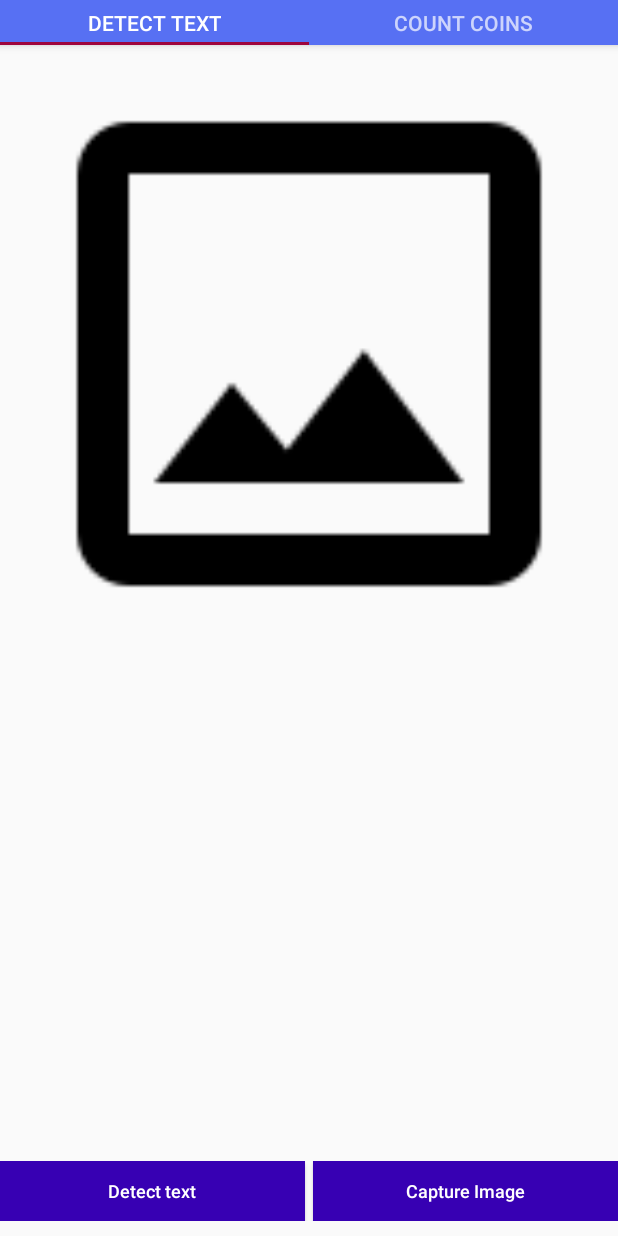
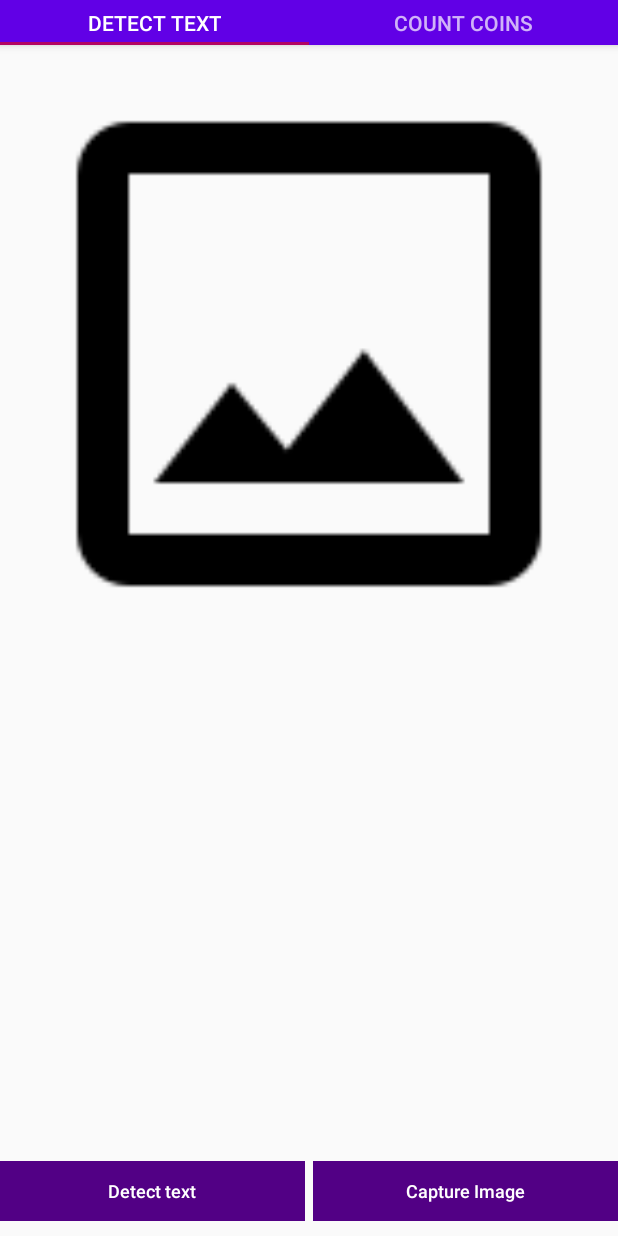
Before and after one commit to Barteq3012/CountCoins, an Android app: the screen it shows after launch (MainActivity), on a phone screen of 412 x 824 dp. Run offline under Robolectric (Android 15) with nearby library versions, the phone set to English and light mode, and no system bars; our stand-ins replace ButterKnife; libraries missing offline, so code that uses them is left out: com.google.firebase.ml, com.karumi.dexter, com.yalantis.ucrop; pictures from the network do not load.

Commit message:
usunięcie zbędnego kodu, optymalizacja

```diff
--- a/app/src/main/java/info/androidhive/imagepicker/DetectTextFragment.java
+++ b/app/src/main/java/info/androidhive/imagepicker/DetectTextFragment.java
@@ -9,13 +9,11 @@ import android.graphics.Bitmap;
 import android.net.Uri;
 import android.os.Bundle;
 import android.provider.MediaStore;
-import android.provider.Settings;
 import android.support.annotation.NonNull;
 import android.support.annotation.Nullable;
 import android.support.design.widget.FloatingActionButton;
 import android.support.v4.app.Fragment;
 import android.support.v4.content.ContextCompat;
-import android.support.v7.app.AlertDialog;
 import android.text.method.ScrollingMovementMethod;
 import android.util.Log;
 import android.view.LayoutInflater;
@@ -25,31 +23,21 @@ import android.widget.Button;
 import android.widget.ImageView;
 import android.widget.TextView;
 import android.widget.Toast;
-import com.google.android.gms.tasks.OnFailureListener;
-import com.google.android.gms.tasks.OnSuccessListener;
 import com.google.firebase.ml.vision.FirebaseVision;
 import com.google.firebase.ml.vision.common.FirebaseVisionImage;
 import com.google.firebase.ml.vision.text.FirebaseVisionText;
 import com.google.firebase.ml.vision.text.FirebaseVisionTextDetector;
 import java.io.IOException;
 import java.util.List;
-import info.androidhive.imagepicker.ui.main.PageViewModel;
-
 
 public class DetectTextFragment extends Fragment {
-    private static final String ARG_SECTION_NUMBER = "section_number";
-    private PageViewModel pageViewModel;
-
-    private static final String TAG = DetectText.class.getSimpleName();
     public static final int REQUEST_IMAGE = 100;
-    static final int REQUEST_IMAGE_CAPTURE = 1;
     Button detectTextButton;
     Button captureImageButton;
     Bitmap imageBitmap;
     TextView textView;
     ImageView selected_image;
     FloatingActionButton copyButton;
-
 
     @Override
     public View onCreateView(
@@ -68,28 +56,15 @@ public class DetectTextFragment extends Fragment {
     public void onActivityCreated(Bundle savedInstanceState) {
         super.onActivityCreated(savedInstanceState);
 
-        detectTextButton.setOnClickListener(new View.OnClickListener() {
-            @Override
-            public void onClick(View view) {
-                detectTextFromImage();
-            }
-        });
+        detectTextButton.setOnClickListener(view -> detectTextFromImage());
 
-        captureImageButton.setOnClickListener(new View.OnClickListener() {
-            @Override
-            public void onClick(View view) {
-                onCaptureImageButtonClick();
-            }
-        });
+        captureImageButton.setOnClickListener(view -> onCaptureImageButtonClick());
 
-        copyButton.setOnClickListener(new View.OnClickListener() {
-            @Override
-            public void onClick(View view) {
+        copyButton.setOnClickListener(view -> {
             ClipboardManager clipboard = (ClipboardManager) getContext().getSystemService(Context.CLIPBOARD_SERVICE);
             ClipData clip = ClipData.newPlainText("whatever", textView.getText().toString());
             clipboard.setPrimaryClip(clip);
             Toast.makeText(getActivity(), "Text has been copied", Toast.LENGTH_SHORT).show();
-            }
         });
 
         textView.setMovementMethod(new ScrollingMovementMethod());
@@ -101,7 +76,7 @@ public class DetectTextFragment extends Fragment {
     }
 
     private void loadImage(String url) {
-        Log.d(TAG, "Image cache path: " + url);
+        Log.d("myTag", "Image cache path: " + url);
 
         GlideApp.with(this).load(url).into(selected_image);
 
@@ -223,17 +198,10 @@ public class DetectTextFragment extends Fragment {
         }
         FirebaseVisionImage firebaseVisionImage = FirebaseVisionImage.fromBitmap(imageBitmap);
         FirebaseVisionTextDetector firebaseVisionTextDetector = FirebaseVision.getInstance().getVisionTextDetector();
-        firebaseVisionTextDetector.detectInImage(firebaseVisionImage).addOnSuccessListener(new OnSuccessListener<FirebaseVisionText>() {
-            @Override
-            public void onSuccess(FirebaseVisionText firebaseVisionText) {
-                displayTextFromImage(firebaseVisionText);
-            }
-        }).addOnFailureListener(new OnFailureListener() {
-            @Override
-            public void onFailure(@NonNull Exception e) {
+        firebaseVisionTextDetector.detectInImage(firebaseVisionImage).addOnSuccessListener(
+                this::displayTextFromImage).addOnFailureListener(e -> {
             Toast.makeText(getActivity(), "Error: " + e.getMessage(), Toast.LENGTH_SHORT).show();
             Log.d("Error: " , e.getMessage());
-            }
         });
     }
 
@@ -242,6 +210,7 @@ public class DetectTextFragment extends Fragment {
         copyButton.hide();
         if (blockList.size() == 0){
             Toast.makeText(getActivity(), "No Text Found in image", Toast.LENGTH_SHORT).show();
+            textView.setText("");
         } else {
             copyButton.show();
             String text = "";
--- a/app/src/main/java/info/androidhive/imagepicker/ImagePickerActivity.java
+++ b/app/src/main/java/info/androidhive/imagepicker/ImagePickerActivity.java
@@ -243,10 +243,7 @@ public class ImagePickerActivity extends AppCompatActivity {
         return name;
     }
 
-    /**
-     * Calling this will delete the images from cache directory
-     * useful to clear some memory
-     */
+    //Calling this will delete the images from cache directory
     public static void clearCache(Context context) {
         File path = new File(context.getExternalCacheDir(), "camera");
         if (path.exists() && path.isDirectory()) {
--- a/app/src/main/java/info/androidhive/imagepicker/MainActivity.java
+++ b/app/src/main/java/info/androidhive/imagepicker/MainActivity.java
@@ -1,85 +1,23 @@
 package info.androidhive.imagepicker;
 
-import android.Manifest;
-import android.app.Activity;
-import android.content.Intent;
-import android.graphics.Bitmap;
-import android.net.Uri;
 import android.os.Bundle;
-import android.provider.MediaStore;
-import android.provider.Settings;
-import android.support.annotation.NonNull;
-import android.support.annotation.Nullable;
-import android.support.design.widget.FloatingActionButton;
-import android.support.design.widget.Snackbar;
 import android.support.design.widget.TabLayout;
-import android.support.v4.content.ContextCompat;
 import android.support.v4.view.ViewPager;
-import android.support.v7.app.AlertDialog;
 import android.support.v7.app.AppCompatActivity;
-import android.support.v7.widget.Toolbar;
-import android.text.method.ScrollingMovementMethod;
-import android.util.Log;
-import android.view.View;
-import android.view.Window;
-import android.view.WindowManager;
-import android.widget.Button;
-import android.widget.ImageView;
-import android.widget.TextView;
-import android.widget.Toast;
-import com.google.android.gms.tasks.OnFailureListener;
-import com.google.android.gms.tasks.OnSuccessListener;
-import com.google.firebase.ml.vision.FirebaseVision;
-import com.google.firebase.ml.vision.common.FirebaseVisionImage;
-import com.google.firebase.ml.vision.text.FirebaseVisionText;
-import com.google.firebase.ml.vision.text.FirebaseVisionTextDetector;
-import com.karumi.dexter.Dexter;
-import com.karumi.dexter.MultiplePermissionsReport;
-import com.karumi.dexter.PermissionToken;
-import com.karumi.dexter.listener.PermissionRequest;
-import com.karumi.dexter.listener.multi.MultiplePermissionsListener;
-
-import org.opencv.android.OpenCVLoader;
-
-import java.io.IOException;
-import java.util.List;
-import butterknife.BindView;
 import butterknife.ButterKnife;
-import butterknife.OnClick;
 import info.androidhive.imagepicker.ui.main.SectionsPagerAdapter;
 
 public class MainActivity extends AppCompatActivity {
-    private static final String TAG = MainActivity.class.getSimpleName();
-    public static final int REQUEST_IMAGE = 100;
-    static final int REQUEST_IMAGE_CAPTURE = 1;
-    Button detectTextButton;
-    Bitmap imageBitmap;
-    TextView textView;
-
     @Override
     protected void onCreate(Bundle savedInstanceState) {
         super.onCreate(savedInstanceState);
         setContentView(R.layout.activity_main);
-
         ButterKnife.bind(this);
         SectionsPagerAdapter sectionsPagerAdapter = new SectionsPagerAdapter(this, getSupportFragmentManager());
         ViewPager viewPager = findViewById(R.id.view_pager);
         viewPager.setAdapter(sectionsPagerAdapter);
         TabLayout tabs = findViewById(R.id.tabs);
         tabs.setupWithViewPager(viewPager);
-
-        /*
-        if(OpenCVLoader.initDebug()){
-            Toast.makeText(getApplicationContext(), "working", Toast.LENGTH_SHORT).show();
-        } else {
-            Toast.makeText(getApplicationContext(), "not working :(", Toast.LENGTH_SHORT).show();
-        }
-*/
-
         ImagePickerActivity.clearCache(this);
-
     }
-
-
-
 }
--- a/app/src/main/java/info/androidhive/imagepicker/ui/main/SectionsPagerAdapter.java
+++ b/app/src/main/java/info/androidhive/imagepicker/ui/main/SectionsPagerAdapter.java
@@ -1,8 +1,6 @@
 package info.androidhive.imagepicker.ui.main;
 
-import android.app.Activity;
 import android.content.Context;
-import android.content.Intent;
 import android.support.annotation.Nullable;
 import android.support.annotation.StringRes;
 import android.support.v4.app.Fragment;
@@ -10,7 +8,6 @@ import android.support.v4.app.FragmentManager;
 import android.support.v4.app.FragmentPagerAdapter;
 
 import info.androidhive.imagepicker.CountCoinsFragment;
-import info.androidhive.imagepicker.DetectText;
 import info.androidhive.imagepicker.DetectTextFragment;
 import info.androidhive.imagepicker.R;
 
--- a/app/src/main/res/layout/detect_text.xml
+++ b/app/src/main/res/layout/detect_text.xml
@@ -44,11 +44,12 @@
                 android:layout_width="0dp"
                 android:layout_height="wrap_content"
                 android:layout_weight="1"
-                android:background="@color/design_default_color_primary_dark"
+                android:background="@color/button"
                 android:text="@string/detect_text"
                 android:textAllCaps="false"
                 android:textColor="@android:color/white"
-                android:textSize="12sp" />
+                android:textSize="12sp"
+                style="?android:attr/buttonBarButtonStyle" />
 
             <Button
                 android:id="@+id/captureImageButtonId"
@@ -56,11 +57,13 @@
                 android:layout_height="wrap_content"
                 android:layout_marginLeft="5dp"
                 android:layout_weight="1"
-                android:background="@color/design_default_color_primary_dark"
+                android:background="@color/button"
                 android:text="@string/capture_image"
                 android:textAllCaps="false"
                 android:textColor="@android:color/white"
-                android:textSize="12sp" />
+                android:textSize="12sp"
+                android:layout_marginStart="5dp"
+                style="?android:attr/buttonBarButtonStyle" />
         </LinearLayout>
 
         <android.support.constraint.ConstraintLayout
@@ -78,8 +81,7 @@
                 android:src="@drawable/outline_image_black_48"
                 app:layout_constraintDimensionRatio="1:1"
                 tools:ignore="MissingConstraints"
-
-                />
+                android:contentDescription="@string/todo" />
 
             <android.support.design.widget.FloatingActionButton
                 android:id="@+id/copyTextButton"
@@ -94,7 +96,8 @@
                 app:layout_constraintStart_toStartOf="parent"
                 app:layout_constraintTop_toTopOf="parent"
                 app:layout_constraintVertical_bias="0.955"
-                android:focusable="true" />
+                android:focusable="true"
+                android:contentDescription="@string/todo" />
 
         </android.support.constraint.ConstraintLayout>
 
--- a/app/src/main/res/values/colors.xml
+++ b/app/src/main/res/values/colors.xml
@@ -1,13 +1,9 @@
 <?xml version="1.0" encoding="utf-8"?>
 <resources>
-    <color name="colorPrimary">#5770f3</color>
-    <color name="colorPrimaryDark">#5770f3</color>
-    <color name="colorAccent">#9E053D</color>
-    <color name="gradient_start">#5770f3</color>
-    <color name="gradient_end">#8e5aeb</color>
-    <color name="profile_desc">#D1D1FF</color>
-    <color name="bg_meta_container">#000000</color>
-    <color name="profile_default_tint">#400080</color>
+    <color name="colorPrimary">#6100E6</color>
+    <color name="colorPrimaryDark">#000000</color>
+    <color name="colorAccent">#B10463</color>
+    <color name="button">#520085</color>
     <color name="black">#000000</color>
     <color name="white">#FFFFFF</color>
 
--- a/app/src/main/res/values/dimens.xml
+++ b/app/src/main/res/values/dimens.xml
@@ -1,16 +1,12 @@
 <resources>
     <dimen name="fab_margin">16dp</dimen>
-    <dimen name="toolbar_profile_width">90dp</dimen>
     <dimen name="dimen_20dp">20dp</dimen>
     <dimen name="activity_padding">16dp</dimen>
-    <dimen name="profile_title">23dp</dimen>
-    <dimen name="profile_desc">13dp</dimen>
     <dimen name="meta_count">20dp</dimen>
     <dimen name="meta_label">12dp</dimen>
     <dimen name="dimen_40dp">40dp</dimen>
     <dimen name="ic_plus_width">28dp</dimen>
     <dimen name="tool_bar_dimen">0dp</dimen>
-    <!-- Default screen margins, per the Android Design guidelines. -->
     <dimen name="activity_horizontal_margin">16dp</dimen>
     <dimen name="activity_vertical_margin">16dp</dimen>
     <dimen name="appbar_padding">16dp</dimen>
--- a/app/src/main/res/values/strings.xml
+++ b/app/src/main/res/values/strings.xml
@@ -10,18 +10,19 @@
     <string name="capture_image">Capture Image</string>
     <string name="count_coins">Count Coins</string>
 
-    <!-- fonts -->
+
+    <string name="dialog_permission_title">Grant Permissions</string>
+    <string name="dialog_permission_message">This app needs permission to use this feature. You can grant them in app settings.</string>
+    <string name="go_to_settings">GOTO SETTINGS</string>
+    <string name="tab_text_1">Detect text</string>
+    <string name="tab_text_2">Count coins</string>
+    <string name="n_coins">Number of coins: </string>
+    <string name="todo">TODO</string>
+
     <string name="font_family_light">sans-serif-light</string>
     <string name="font_family_medium">sans-serif-medium</string>
     <string name="font_family_regular">sans-serif</string>
     <string name="font_family_condensed">sans-serif-condensed</string>
     <string name="font_family_black">sans-serif-black</string>
     <string name="font_family_thin">sans-serif-thin</string>
-    <string name="dialog_permission_title">Grant Permissions</string>
-    <string name="dialog_permission_message">This app needs permission to use this feature. You can grant them in app settings.</string>
-    <string name="go_to_settings">GOTO SETTINGS</string>
-    <string name="title_activity_main2">MainActivity2</string>
-    <string name="tab_text_1">Detect text</string>
-    <string name="tab_text_2">Count coins</string>
-    <string name="n_coins">Number of coins: </string>
 </resources>
```
Also changed, not shown: app/src/main/java/info/androidhive/imagepicker/CountCoinsFragment.java (+29 -70 lines), app/src/main/java/info/androidhive/imagepicker/DetectText.java (deleted, +0 -232 lines), app/src/main/res/layout/count_coins.xml (+8 -2 lines). Lines whose indentation alone changed are shown as unchanged.
